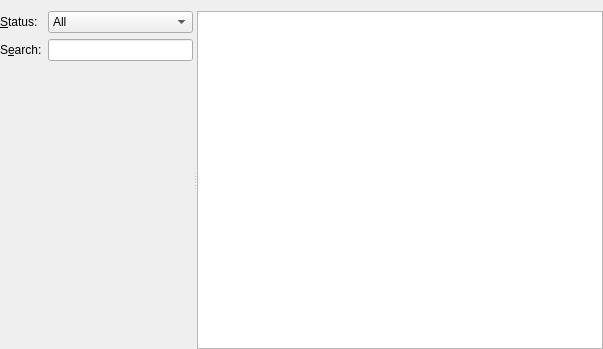
Above: wpmcpp/mainframe.ui from npackd/npackd before the change. Below: the same form after it.
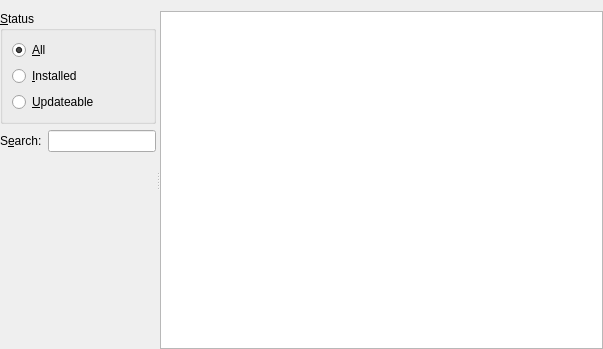
That is the form after the change.

Commit message: - save and load column widths - radio buttons for different package types (filtering)

What changed in the file:
```diff
--- a/wpmcpp/mainframe.ui
+++ b/wpmcpp/mainframe.ui
@@ -60,41 +60,6 @@
        <property name="fieldGrowthPolicy">
         <enum>QFormLayout::AllNonFixedFieldsGrow</enum>
        </property>
-       <item row="0" column="0">
-        <widget class="QLabel" name="label_2">
-         <property name="text">
-          <string>&amp;Status:</string>
-         </property>
-         <property name="buddy">
-          <cstring>comboBoxStatus</cstring>
-         </property>
-        </widget>
-       </item>
-       <item row="0" column="1">
-        <widget class="QComboBox" name="comboBoxStatus">
-         <property name="toolTip">
-          <string>filter the packages by  status</string>
-         </property>
-         <property name="currentIndex">
-          <number>0</number>
-         </property>
-         <item>
-          <property name="text">
-           <string>All</string>
-          </property>
-         </item>
-         <item>
-          <property name="text">
-           <string>Installed</string>
-          </property>
-         </item>
-         <item>
-          <property name="text">
-           <string>Installed, Updateable</string>
-          </property>
-         </item>
-        </widget>
-       </item>
        <item row="1" column="0">
         <widget class="QLabel" name="label_3">
          <property name="text">
@@ -116,6 +81,39 @@
          </property>
         </widget>
        </item>
+       <item row="0" column="0" colspan="2">
+        <widget class="QGroupBox" name="groupBox">
+         <property name="title">
+          <string>&amp;Status</string>
+         </property>
+         <layout class="QVBoxLayout" name="verticalLayout_2">
+          <item>
+           <widget class="QRadioButton" name="radioButtonAll">
+            <property name="text">
+             <string>&amp;All</string>
+            </property>
+            <property name="checked">
+             <bool>true</bool>
+            </property>
+           </widget>
+          </item>
+          <item>
+           <widget class="QRadioButton" name="radioButtonInstalled">
+            <property name="text">
+             <string>&amp;Installed</string>
+            </property>
+           </widget>
+          </item>
+          <item>
+           <widget class="QRadioButton" name="radioButtonUpdateable">
+            <property name="text">
+             <string>&amp;Updateable</string>
+            </property>
+           </widget>
+          </item>
+         </layout>
+        </widget>
+       </item>
       </layout>
      </widget>
      <widget class="QTableView" name="tableWidget">
```
Left out of the diff: 7 changed lines with no effect on the pictures. The commit also changes 8 other files.
